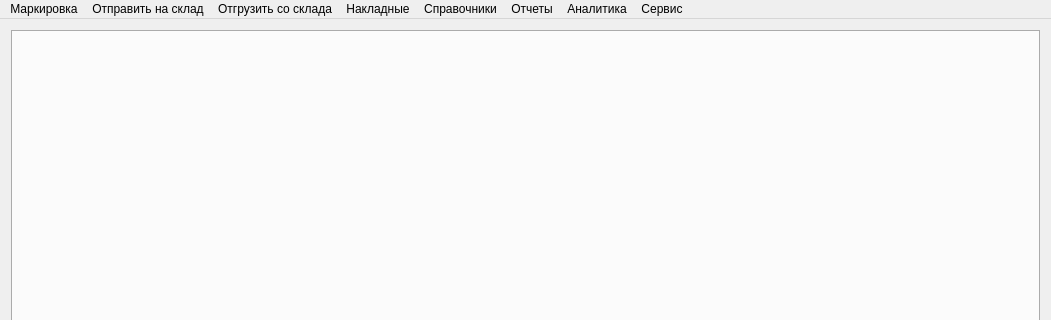
Old version of the form mainwindow.ui in the repository Sergeyego/warehouse; both pictures show x 0 to 1051 and y 0 to 320 of the 1051 by 662 pixel window.
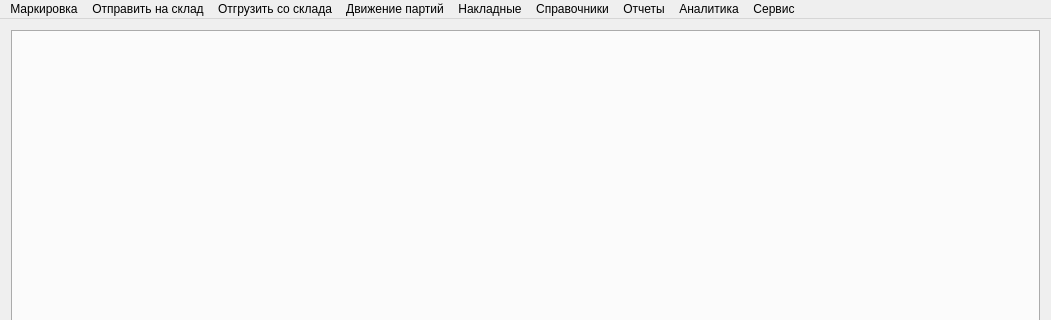
New version of the form.

Commit message: начато движение партий

What changed in the file:
```diff
--- a/mainwindow.ui
+++ b/mainwindow.ui
@@ -103,9 +103,17 @@
     <addaction name="actionAllRefresh"/>
     <addaction name="actionCells"/>
    </widget>
+   <widget class="QMenu" name="menu_9">
+    <property name="title">
+     <string>Движение партий</string>
+    </property>
+    <addaction name="actionMovEl"/>
+    <addaction name="actionMovWire"/>
+   </widget>
    <addaction name="menu_7"/>
    <addaction name="menu"/>
    <addaction name="menu_2"/>
+   <addaction name="menu_9"/>
    <addaction name="menu_6"/>
    <addaction name="menu_3"/>
    <addaction name="menu_4"/>
```
Left out of the diff: 10 changed lines with no effect on the pictures. The commit also changes 6 other files.
